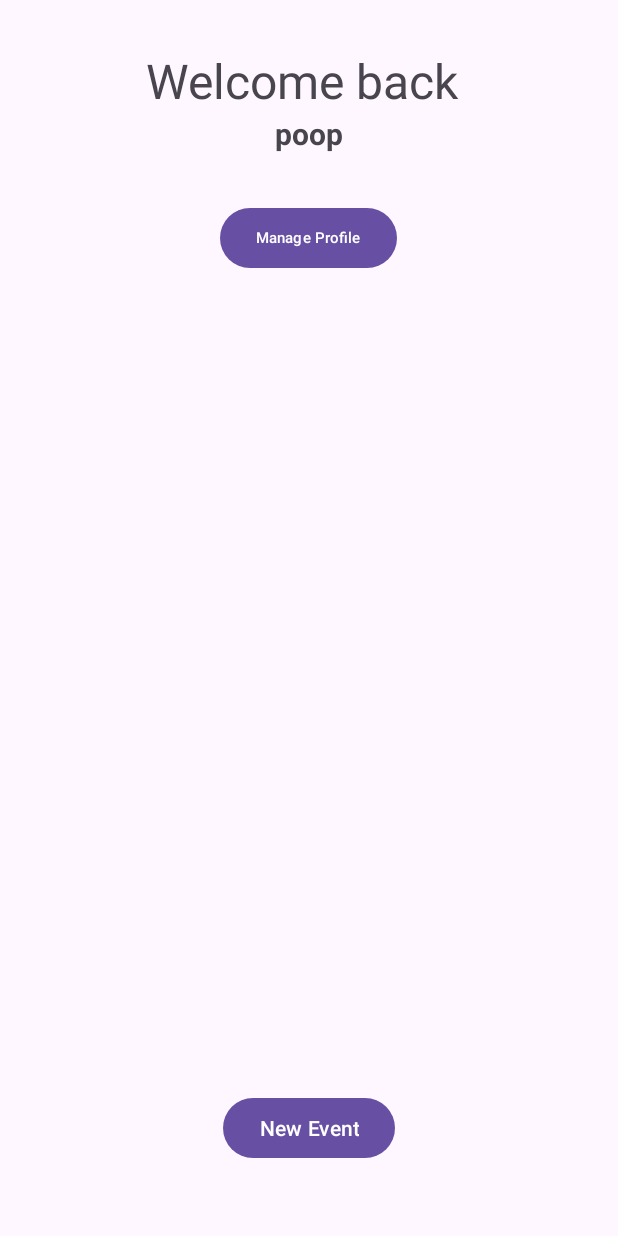
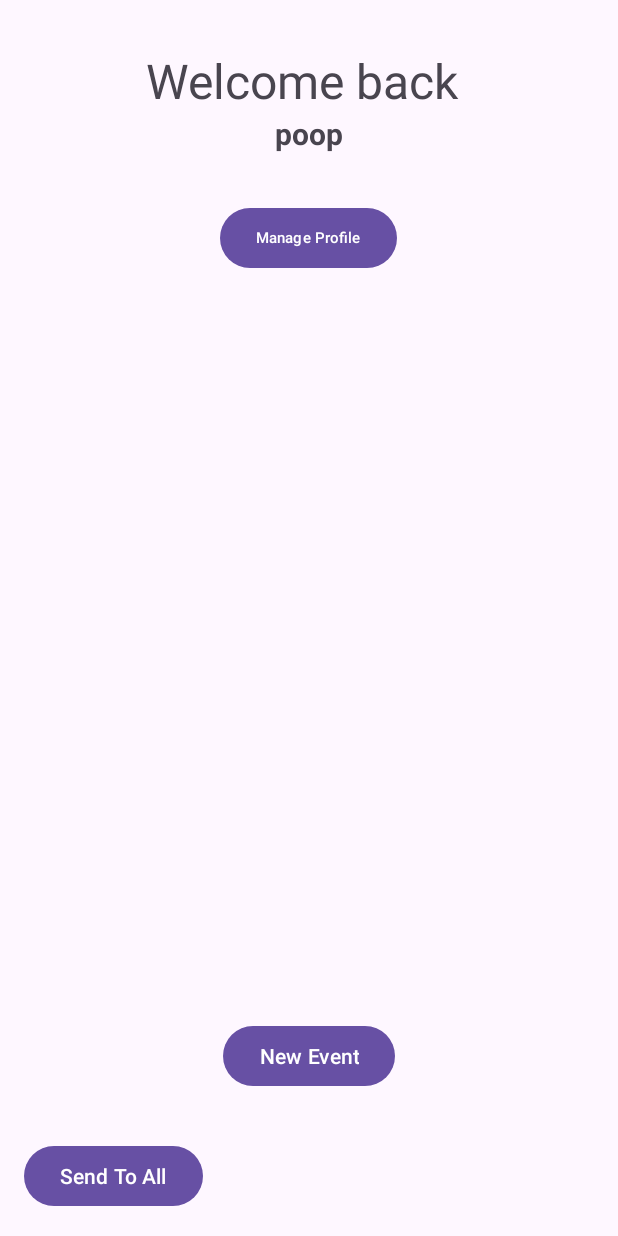
Before and after one commit to HooriyaHK/EventManagementApp, an Android app: the layout organizer_home_view.xml on its own in the app's theme, with its tools: preview values and no code run, on a phone screen of 412 x 824 dp. Run offline under Robolectric (Android 15) with nearby library versions, the phone set to English and light mode, and no system bars.

Commit message:
Us 02.07.01 (#139)
* squashed last 3 commits

* admin viewing individual profiles, added back buttons

* Admin UI tests for viewing all profiles

* delete button on user profile will show profile deleted on all profiles page

* unit tests for event class

* added user id attribute to user class, add and delete event methods for EventRepository

* fixed BrowseEventsActivity

* renamed to EventDetailsAdminActivity, added delete event button, need entrant view for event details

* fixed back buttons navigability, wrote ui tests for admin event views

* fixed back button on BrowseEventsActivity

* fixed back buttons for entrant and admin from browse events activity

* added functionality to OrganizerCreateEvent

* create event for organizer

* organizer can create event, and see their events on home

* fixed create events so it doesnt crash the app

* Organizer can view users who have joined waiting list (02.02.01)

* Organizer can view users who have joined waiting list (02.02.01)

* started waitlisttest

* waitlist unit tests added

* entrant waitlisted events fixed: can only see what they have joined!

* US 02.07.01 send all entrants a notification as organizer

---------

Co-authored-by: jctuason <jctuason@ualberta.com>

```diff
--- a/code/app/src/main/java/com/example/goldencarrot/data/model/notification/NotificationUtils.java
+++ b/code/app/src/main/java/com/example/goldencarrot/data/model/notification/NotificationUtils.java
@@ -10,9 +10,11 @@ public class NotificationUtils {
     public static final String CHOSEN = "CHOSEN";
     public static final String NOT_CHOSEN = "NOTCHOSEN";
     public static final String WAITING = "WAITING";
+    public static final String SINGLE_USER = "SINGLEUSER";
 
     // Notification messages
     public static final String NOT_CHOSEN_MESSAGE = "Sorry, you were not chosen.";
     public static final String CHOSEN_MESSAGE = "You won! Hope to see you there :)";
+    public static final String SINGLE_USER_MESSAGE = "You are recieving this because you are an entrant with notifications on";
 
 }
--- a/code/app/src/main/res/layout/organizer_home_view.xml
+++ b/code/app/src/main/res/layout/organizer_home_view.xml
@@ -54,4 +54,10 @@
         android:layout_marginBottom="32dp"
         android:text="New Event" />
 
+    <Button
+        android:id="@+id/sendNotificationToAllEntrantsButton"
+        android:layout_width="wrap_content"
+        android:layout_height="wrap_content"
+        android:text="Send To All" />
+
 </LinearLayout>
```
Also changed, not shown: code/app/src/main/java/com/example/goldencarrot/controller/NotificationController.java (+8 -0 lines), code/app/src/main/java/com/example/goldencarrot/views/OrganizerHomeView.java (+58 -1 lines).
